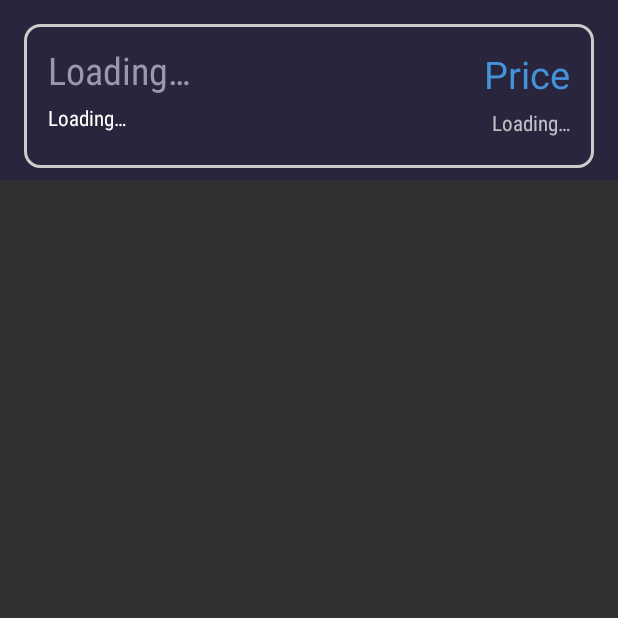
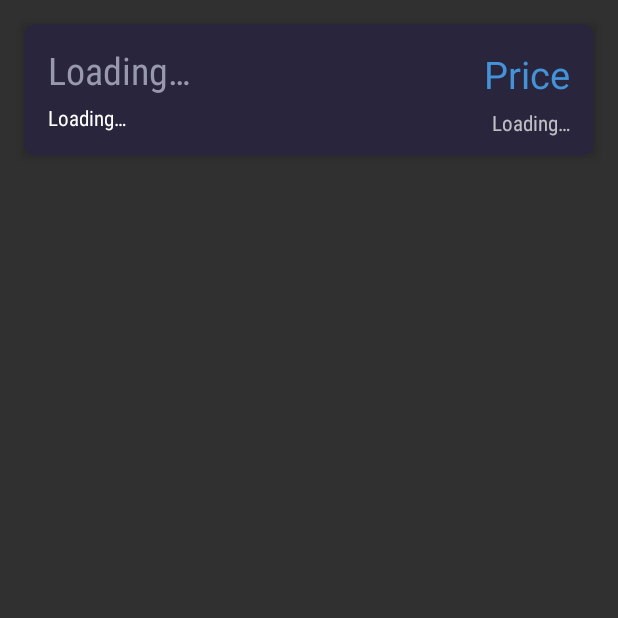
Before and after one commit to konshensx16/playground, an Android app: the CardUI screen opened directly, with no data from a screen before it, on a phone screen of 412 x 824 dp, the top half of it. Run offline under Robolectric (Android 15) with nearby library versions, the phone set to English and light mode, and no system bars.

Commit message:
Cards now drop a basic ugly ass shadow, will improve it later for sure, right now it's working

```diff
--- a/app/src/main/res/drawable/rounded.xml
+++ b/app/src/main/res/drawable/rounded.xml
@@ -9,14 +9,15 @@
             >
             <stroke
                 android:width="2dp"
-                android:color="#cccccc"
+                android:color="?attr/primaryBackgroundColor"
                 />
             <corners
-                android:radius="10dp"
+                android:radius="7dp"
                 />
             <padding android:bottom="10dp" android:left="10dp" android:right="10dp" android:top="10dp"
                 />
-            <solid android:color="?attr/cardBackgroundColor" />
+            <solid
+                android:color="?attr/primaryBackgroundColor" />
         </shape>
     </item>
 </layer-list>
--- a/app/src/main/res/layout/card_item.xml
+++ b/app/src/main/res/layout/card_item.xml
@@ -4,15 +4,13 @@
     xmlns:tools="http://schemas.android.com/tools"
     android:layout_width="match_parent"
     android:layout_height="120dp"
-    android:background="?attr/cardBackgroundColor"
-    tools:context=".CardUI"
-    >
+    tools:context=".CardUI">
 
     <ImageView
         android:id="@+id/background_img"
         android:layout_width="match_parent"
         android:layout_height="match_parent"
-        android:layout_marginBottom="8dp"
+        android:layout_marginBottom="16dp"
         android:layout_marginEnd="16dp"
         android:layout_marginStart="16dp"
         android:layout_marginTop="16dp"
@@ -23,26 +21,29 @@
         app:layout_constraintHorizontal_bias="0.0"
         app:layout_constraintStart_toStartOf="parent"
         app:layout_constraintTop_toTopOf="parent"
-        app:layout_constraintVertical_bias="0.0" />
+        app:layout_constraintVertical_bias="0.0"
+        android:outlineProvider="bounds"
+        android:elevation="2dp"
+        android:translationZ="2dp"/>
 
     <ImageView
+        android:elevation="7dp"
         android:id="@+id/imageView2"
         android:layout_width="match_parent"
         android:layout_height="96dp"
-        android:elevation="12dp"
         app:layout_constraintBottom_toBottomOf="parent"
         app:layout_constraintEnd_toEndOf="parent"
         app:layout_constraintStart_toStartOf="parent"
         />
 
     <TextView
+        android:elevation="7dp"
         android:id="@+id/symbol"
         android:layout_width="wrap_content"
         android:layout_height="wrap_content"
         android:layout_marginBottom="8dp"
         android:layout_marginStart="16dp"
         android:layout_marginTop="8dp"
-        android:elevation="12dp"
         android:fontFamily="sans-serif-condensed"
         android:text="@string/loading_text"
         android:textColor="?attr/secondaryTextColor"
@@ -52,6 +53,7 @@
         app:layout_constraintTop_toTopOf="@+id/imageView2" />
 
     <TextView
+        android:elevation="7dp"
         android:id="@+id/price"
         android:layout_width="0dp"
         android:layout_height="wrap_content"
@@ -67,12 +69,12 @@
         app:layout_constraintTop_toTopOf="@+id/imageView2" />
 
     <TextView
+        android:elevation="7dp"
         android:id="@+id/name"
         android:layout_width="wrap_content"
         android:layout_height="wrap_content"
         android:layout_marginBottom="32dp"
         android:layout_marginStart="16dp"
-        android:elevation="12dp"
         android:fontFamily="sans-serif-condensed"
         android:text="@string/loading_text"
         android:textColor="?attr/primaryTextColor"
@@ -80,6 +82,7 @@
         app:layout_constraintStart_toStartOf="@+id/background_img" />
 
     <TextView
+        android:elevation="7dp"
         android:id="@+id/change"
         android:layout_width="0dp"
         android:layout_height="wrap_content"
@@ -87,7 +90,6 @@
         android:layout_marginEnd="16dp"
         android:layout_marginStart="8dp"
         android:layout_marginTop="8dp"
-        android:elevation="12dp"
         android:fontFamily="sans-serif-condensed"
         android:text="@string/loading_text"
         android:textAlignment="textEnd"
--- a/app/src/main/res/layout/home_layout.xml
+++ b/app/src/main/res/layout/home_layout.xml
@@ -2,6 +2,7 @@
 <LinearLayout xmlns:android="http://schemas.android.com/apk/res/android"
     android:layout_height="match_parent"
     android:layout_width="match_parent"
+    android:clipToPadding="false"
     android:orientation="vertical"
     >
 
--- a/app/src/main/res/layout/search_layout.xml
+++ b/app/src/main/res/layout/search_layout.xml
@@ -9,6 +9,7 @@
         <LinearLayout
             android:layout_height="match_parent"
             android:layout_width="match_parent"
+            android:clipToPadding="false"
             android:orientation="vertical">
             <EditText
                 android:id="@+id/currency_search_input"
--- a/app/src/main/res/values/colors.xml
+++ b/app/src/main/res/values/colors.xml
@@ -9,7 +9,7 @@
     <color name="dark_accentColor">#4492D8</color>
 
     <!--light mode colors -->
-    <color name="light_primaryBackgroundColor">#e5e5ff</color>
+    <color name="light_primaryBackgroundColor">#f5f5ff</color>
     <color name="light_secondaryBackgroundColor">#FFFFFF</color>
     <color name="light_primaryTextColor">#4A485A</color>
     <color name="light_secondaryTextColor">#C3C5CE</color>
```
Also changed, not shown: app/src/main/res/layout/search_card_item.xml (+8 -5 lines), 1 other file.
